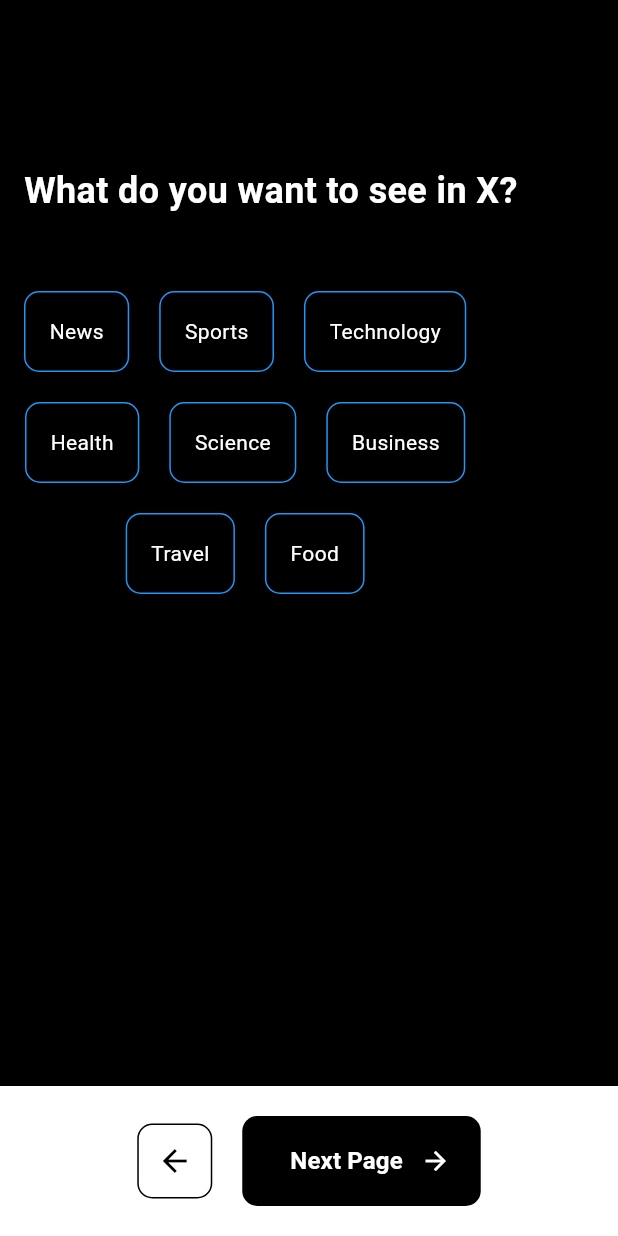
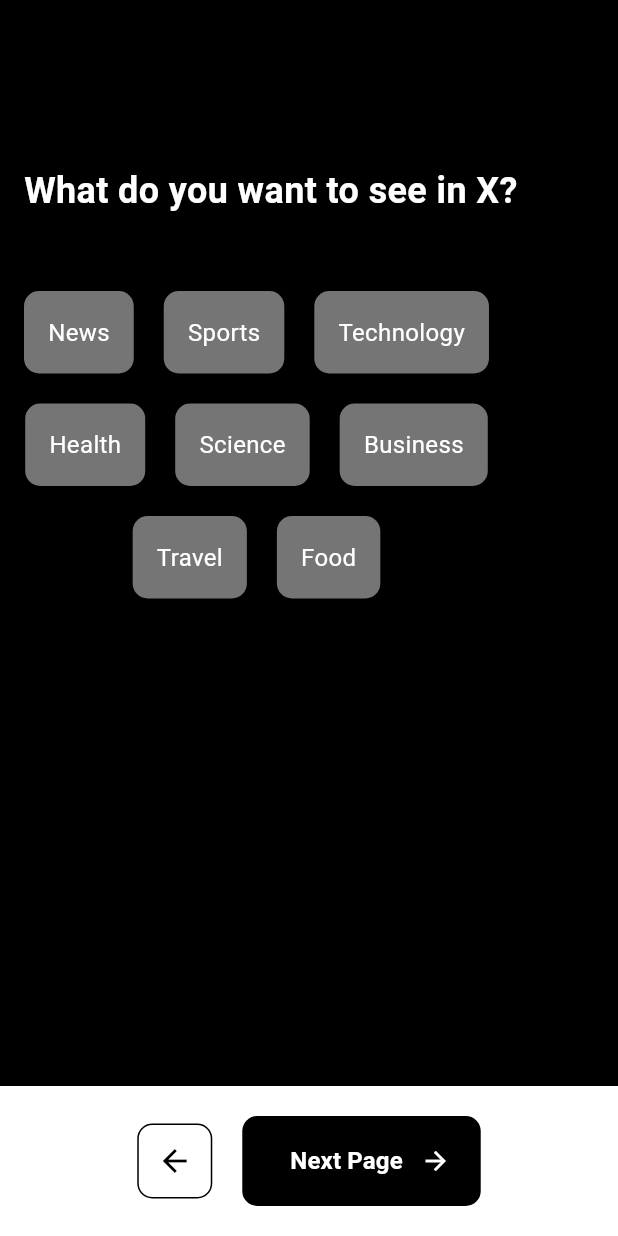
Before and after one commit to M-Waleed-Elsherbeny/Flutter-Logic-Sonic, a Flutter app: the screen it shows after launch, swiped to page 4, on a phone screen of 412 x 824 dp. Run offline on Flutter 3.47's test engine with Material 3 defaults, Android fonts, the phone set to English and light mode, and no system bars.

Commit message:
update multi-selections to use Set for selected options and improve UI feedback

```diff
--- a/lib/Selections/screens/multi_selections.dart
+++ b/lib/Selections/screens/multi_selections.dart
@@ -19,8 +19,7 @@
     "Food",
   ];
 
-  int? selectedIndex;
-  List<int> selectedIndices = [];
+  Set<String> selectedOptions = {};
   @override
   Widget build(BuildContext context) {
     return Container(
@@ -45,38 +44,70 @@
             runSpacing: 20.0,
             alignment: WrapAlignment.center,
             crossAxisAlignment: WrapCrossAlignment.start,
-            children: List.generate(
-              options.length,
-              (index) => GestureDetector(
+            children: List.generate(options.length, (index) {
+              final option = options[index];
+              final bool isSelectedOption = selectedOptions.contains(option);
+              return GestureDetector(
                 onTap: () {
                   setState(() {
-                    selectedIndex = index;
-                    if (selectedIndices.contains(index)) {
-                      selectedIndices.remove(index);
-                    } else {
-                      selectedIndices.add(index);
-                    }
+                    isSelectedOption
+                        ? selectedOptions.remove(option)
+                        : selectedOptions.add(option);
                   });
                 },
-                child: Container(
+                child: AnimatedContainer(
+                  duration: Duration(microseconds: 500),
+                  curve: Curves.easeIn,
                   padding: const EdgeInsets.symmetric(
                     horizontal: 16.0,
                     vertical: 16.0,
                   ),
                   decoration: BoxDecoration(
-                    color: selectedIndices.contains(index)
+                    color: isSelectedOption
                         ? Colors.blue
-                        : Colors.black,
-                    border: Border.all(color: Colors.blue),
+                        : Colors.grey.shade600,
                     borderRadius: BorderRadius.circular(10),
                   ),
                   child: Text(
-                    options[index],
-                    style: TextStyle(color: Colors.white),
+                    option,
+                    style: TextStyle(
+                      color: Colors.white,
+                      fontWeight: isSelectedOption
+                          ? FontWeight.bold
+                          : FontWeight.w400,
+                      fontSize: isSelectedOption ? 18 : 16,
+                    ),
                   ),
                 ),
-              ),
-            ),
+              );
+            }),
+          ),
+          SizedBox(height: 50),
+          Wrap(
+            spacing: 10,
+            runSpacing: 10,
+            children: selectedOptions.map((e) {
+              return AnimatedContainer(
+                duration: Duration(microseconds: 800),
+                curve: Curves.bounceIn,
+                padding: const EdgeInsets.symmetric(
+                  horizontal: 16.0,
+                  vertical: 16.0,
+                ),
+                decoration: BoxDecoration(
+                  color: Colors.green,
+                  border: Border.all(color: Colors.green),
+                  borderRadius: BorderRadius.circular(10),
+                ),
+                child: Text(
+                  e,
+                  style: TextStyle(
+                    color: Colors.white,
+                    fontWeight: FontWeight.w400,
+                  ),
+                ),
+              );
+            }).toList(),
           ),
         ],
       ),
```
